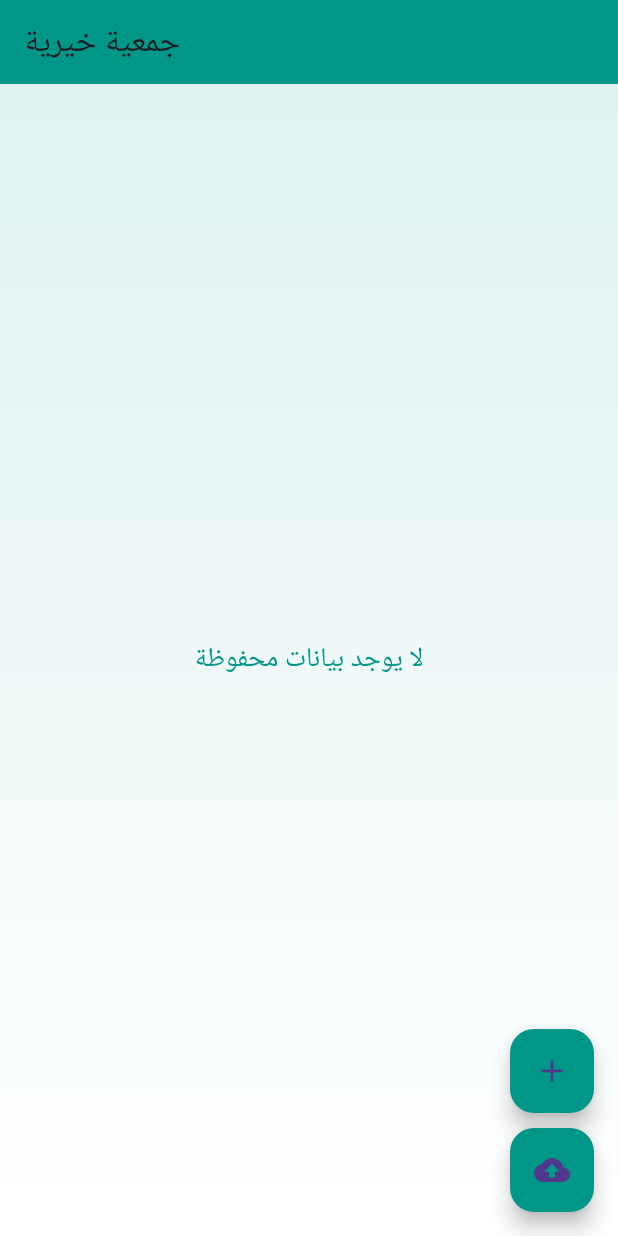
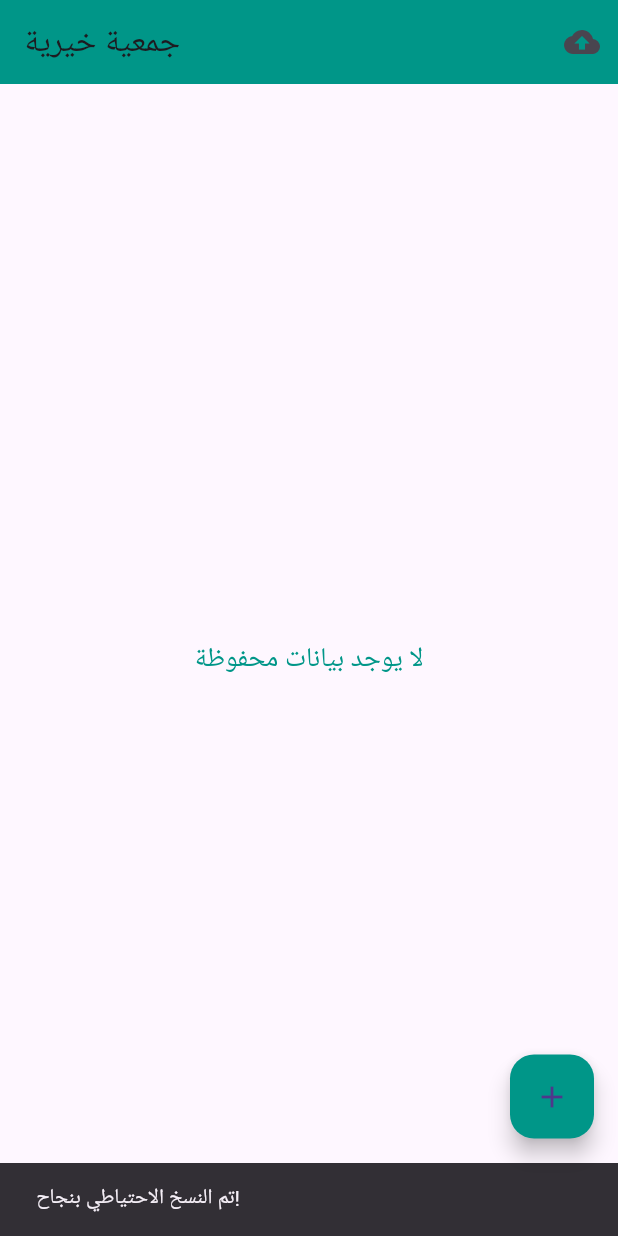
Before and after one commit to islamdev96/elshigh, a Flutter app: the screen it shows after launch, after a tap on the "backup" icon, on a phone screen of 412 x 824 dp. Run offline on Flutter 3.47's test engine with Material 3 defaults, Android fonts, the phone set to English and light mode, and no system bars; our stand-ins replace image_picker, sqflite; accounts and stored records are empty.

Commit message:
last work to day

```diff
--- a/analysis_options.yaml
+++ b/analysis_options.yaml
@@ -7,6 +7,11 @@
 
 # The following line activates a set of recommended lints for Flutter apps,
 # packages, and plugins designed to encourage good coding practices.
+analyzer:
+  errors:
+    avoid_print: ignore
+    library_private_types_in_public_api: ignore
+    use_build_context_synchronously: ignore
 include: package:flutter_lints/flutter.yaml
 
 linter:
@@ -23,6 +28,5 @@ linter:
   rules:
     # avoid_print: false  # Uncomment to disable the `avoid_print` rule
     # prefer_single_quotes: true  # Uncomment to enable the `prefer_single_quotes` rule
-
 # Additional information about this file can be found at
 # https://dart.dev/guides/language/analysis-options
--- a/lib/home_page.dart
+++ b/lib/home_page.dart
@@ -1,9 +1,8 @@
-import 'dart:io';
 import 'package:flutter/material.dart';
-import 'package:path_provider/path_provider.dart'; // تحتاجه إذا لم يكن موجود بالفعل
 import 'beneficiary_form.dart';
 import 'database_helper.dart';
-import 'BackupManager.dart'; // تأكد من أن لديك ملف BackupManager وتعريفاته
+import 'beneficiary_tile.dart';
+import 'backup_manager.dart'; // تأكد من استيراد BackupManager
 
 class HomePage extends StatefulWidget {
   const HomePage({super.key});
@@ -14,149 +13,17 @@ class HomePage extends StatefulWidget {
 
 class _HomePageState extends State<HomePage> {
   late DatabaseHelper dbHelper;
-  BackupManager? backupManager; // غيرناه من late إلى nullable
+  late BackupManager backupManager;
 
   @override
   void initState() {
     super.initState();
     dbHelper = DatabaseHelper();
-    backupManager = BackupManager(dbHelper); // تهيئة backupManager هنا
+    backupManager = BackupManager(dbHelper); // تهيئة BackupManager
   }
 
   Future<List<Map<String, dynamic>>> _getBeneficiaries() async {
     return await dbHelper.getBeneficiaries();
-  }
-
-  @override
-  Widget build(BuildContext context) {
-    return Scaffold(
-      appBar: AppBar(
-        title: const Text('جمعية خيرية'),
-        backgroundColor: Colors.teal,
-      ),
-      body: Container(
-        decoration: BoxDecoration(
-          gradient: LinearGradient(
-            begin: Alignment.topCenter,
-            end: Alignment.bottomCenter,
-            colors: [Colors.teal.shade50, Colors.white],
-          ),
-        ),
-        child: FutureBuilder<List<Map<String, dynamic>>>(
-          future: _getBeneficiaries(),
-          builder: (context, snapshot) {
-            if (snapshot.connectionState == ConnectionState.waiting) {
-              return const Center(
-                  child: CircularProgressIndicator(color: Colors.teal));
-            } else if (snapshot.hasError) {
-              return Center(
-                  child: Text('حدث خطأ: ${snapshot.error}',
-                      style: const TextStyle(color: Colors.red)));
-            } else if (!snapshot.hasData || snapshot.data!.isEmpty) {
-              return const Center(
-                  child: Text('لا يوجد بيانات محفوظة',
-                      style: TextStyle(fontSize: 18, color: Colors.teal)));
-            } else {
-              final beneficiaries = snapshot.data!;
-              return ListView.builder(
-                itemCount: beneficiaries.length,
-                itemBuilder: (context, index) {
-                  final beneficiary = beneficiaries[index];
-                  return Column(
-                    children: [
-                      Card(
-                        margin: const EdgeInsets.symmetric(
-                            vertical: 8, horizontal: 16),
-                        elevation: 4,
-                        shape: RoundedRectangleBorder(
-                          borderRadius: BorderRadius.circular(15),
-                        ),
-                        child: ListTile(
-                          leading: beneficiary['image1Path'] != null
-                              ? ClipRRect(
-                                  borderRadius: BorderRadius.circular(10),
-                                  child: Image.file(
-                                      File(beneficiary['image1Path']),
-                                      width: 70,
-                                      height: 70,
-                                      fit: BoxFit.cover),
-                                )
-                              : CircleAvatar(
-                                  radius: 35,
-                                  backgroundColor: Colors.teal.shade100,
-                                  child: const Icon(Icons.person,
-                                      size: 40, color: Colors.teal),
-                                ),
-                          title: Text(
-                            beneficiary['name'],
-                            style: TextStyle(
-                                fontSize: 18,
-                                fontWeight: FontWeight.bold,
-                                color: Colors.teal.shade700),
-                          ),
-                          subtitle: Text(
-                            '${beneficiary['phone']}\n${beneficiary['address']}',
-                            style: TextStyle(
-                                fontSize: 14, color: Colors.teal.shade600),
-                          ),
-                          onTap: () {
-                            Navigator.push(
-                              context,
-                              MaterialPageRoute(
-                                builder: (context) => BeneficiaryForm(
-                                    beneficiary: beneficiary,
-                                    isReadOnly: false),
-                              ),
-                            ).then((_) {
-                              setState(() {});
-                            });
-                          },
-                          trailing: IconButton(
-                            icon: const Icon(Icons.delete, color: Colors.red),
-                            onPressed: () =>
-                                _deleteBeneficiary(beneficiary['id']),
-                          ),
-                          isThreeLine: true,
-                        ),
-                      ),
-                    ],
-                  );
-                },
-              );
-            }
-          },
-        ),
-      ),
-      floatingActionButton: Column(
-        mainAxisAlignment: MainAxisAlignment.end,
-        children: [
-          FloatingActionButton(
-            onPressed: () {
-              Navigator.push(
-                context,
-                MaterialPageRoute(
-                    builder: (context) => const BeneficiaryForm()),
-              ).then((_) {
-                setState(() {});
-              });
-            },
-            backgroundColor: Colors.teal,
-            tooltip: 'إضافة مستفيد جديد',
-            child: const Icon(Icons.add),
-          ),
-          const SizedBox(height: 10),
-          FloatingActionButton(
-            onPressed: () {
-              backupManager
-                  ?.backupToJson(); // تأكدنا من أن backupManager ليس null
-            },
-            backgroundColor: Colors.teal,
-            tooltip: 'حفظ نسخة احتياطية',
-            child: const Icon(Icons.backup),
-          ),
-        ],
-      ),
-    );
   }
 
   Future<void> _deleteBeneficiary(int id) async {
@@ -180,7 +47,87 @@ class _HomePageState extends State<HomePage> {
 
     if (confirmed == true) {
       await dbHelper.deleteBeneficiary(id);
-      setState(() {}); // لإعادة بناء الواجهة بعد الحذف
+      setState(() {});
     }
   }
+
+  // دالة لتنفيذ النسخ الاحتياطي
+  Future<void> _backupData() async {
+    await backupManager.backupToJson(); // أو يمكنك استدعاء backupToCsv()
+  }
+
+  @override
+  Widget build(BuildContext context) {
+    return Scaffold(
+      appBar: AppBar(
+        title: const Text('جمعية خيرية'),
+        backgroundColor: Colors.teal,
+        actions: [
+          IconButton(
+            icon: const Icon(Icons.backup),
+            tooltip: 'نسخ احتياطي',
+            onPressed: () async {
+              await _backupData(); // استدعاء دالة النسخ الاحتياطي
+              ScaffoldMessenger.of(context).showSnackBar(
+                const SnackBar(content: Text('تم النسخ الاحتياطي بنجاح!')),
+              );
+            },
+          ),
+        ],
+      ),
+      body: FutureBuilder<List<Map<String, dynamic>>>(
+        future: _getBeneficiaries(),
+        builder: (context, snapshot) {
+          if (snapshot.connectionState == ConnectionState.waiting) {
+            return const Center(
+                child: CircularProgressIndicator(color: Colors.teal));
+          } else if (snapshot.hasError) {
+            return Center(
+                child: Text('حدث خطأ: ${snapshot.error}',
+                    style: const TextStyle(color: Colors.red)));
+          } else if (!snapshot.hasData || snapshot.data!.isEmpty) {
+            return const Center(
+                child: Text('لا يوجد بيانات محفوظة',
+                    style: TextStyle(fontSize: 18, color: Colors.teal)));
+          } else {
+            final beneficiaries = snapshot.data!;
+            return ListView.builder(
+              itemCount: beneficiaries.length,
+              itemBuilder: (context, index) {
+                final beneficiary = beneficiaries[index];
+                return BeneficiaryTile(
+                  beneficiary: beneficiary,
+                  onTap: () {
+                    Navigator.push(
+                      context,
+                      MaterialPageRoute(
+                        builder: (context) => BeneficiaryForm(
+                            beneficiary: beneficiary, isReadOnly: false),
+                      ),
+                    ).then((_) {
+                      setState(() {});
+                    });
+                  },
+                  onDelete: () => _deleteBeneficiary(beneficiary['id']),
+                );
+              },
+            );
+          }
+        },
+      ),
+      floatingActionButton: FloatingActionButton(
+        onPressed: () {
+          Navigator.push(
+            context,
+            MaterialPageRoute(builder: (context) => const BeneficiaryForm()),
+          ).then((_) {
+            setState(() {});
+          });
+        },
+        backgroundColor: Colors.teal,
+        tooltip: 'إضافة مستفيد جديد',
+        child: const Icon(Icons.add),
+      ),
+    );
+  }
 }
--- a/pubspec.yaml
+++ b/pubspec.yaml
@@ -9,6 +9,7 @@ environment:
 
 dependencies:
   cupertino_icons: ^1.0.8
+  file_picker: ^8.1.2
   flutter:
     sdk: flutter
   image_picker: ^1.1.2
```
Also changed, not shown: lib/backup_manager.dart (renamed from lib/BackupManager.dart, +24 -1 lines), lib/beneficiary_tile.dart (added, +56 -0 lines), lib/database_helper.dart (+33 -12 lines), pubspec.lock.
